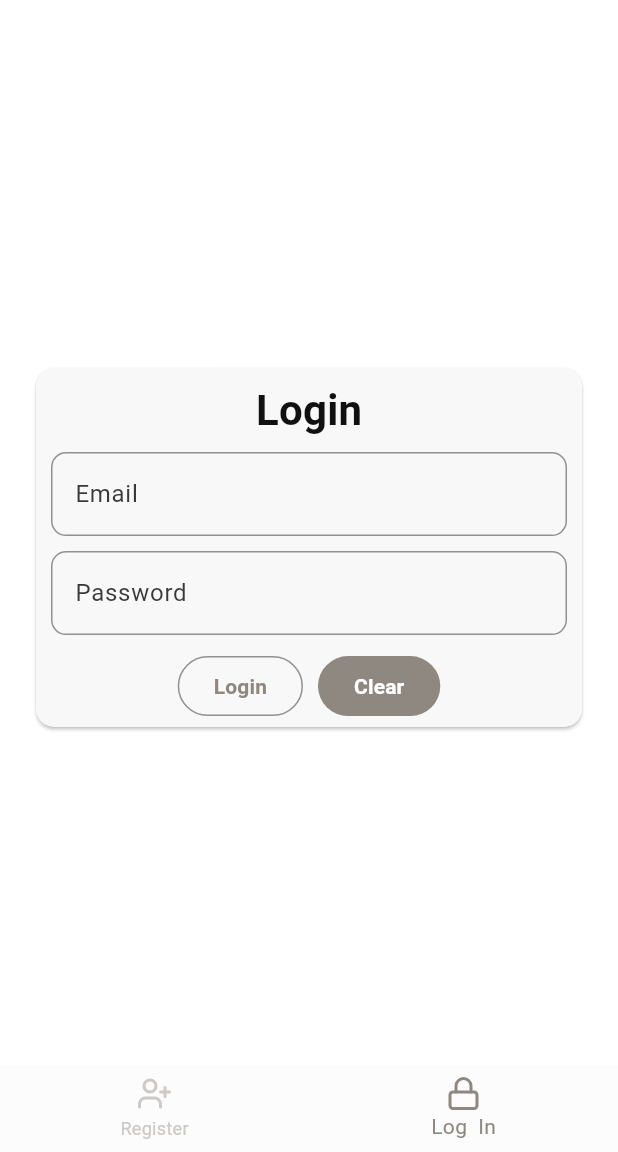
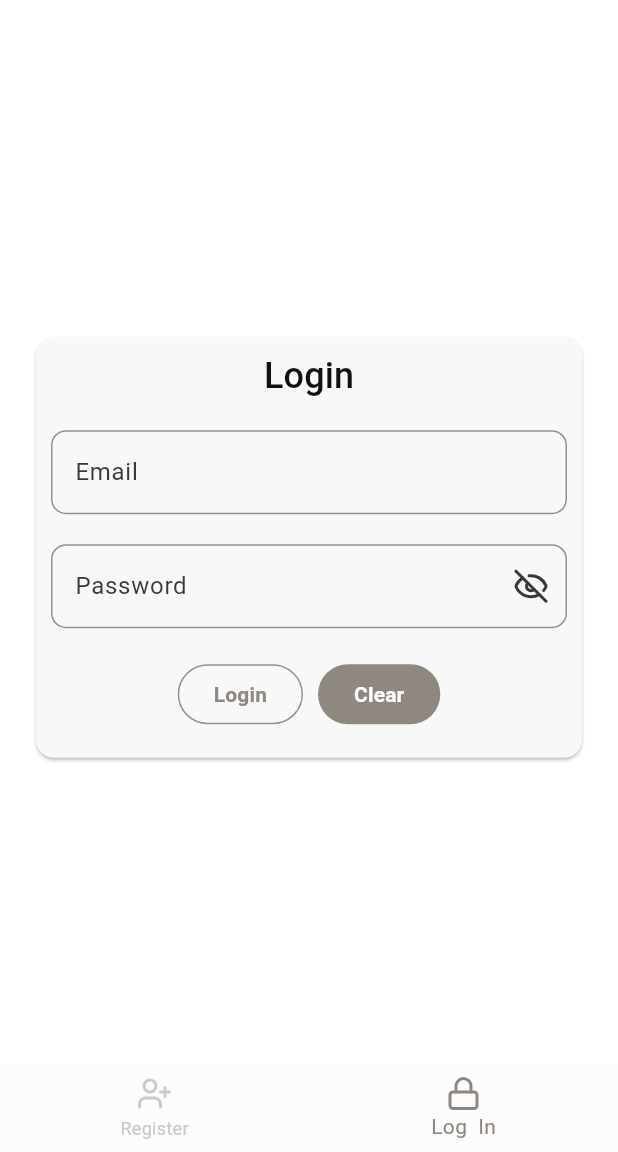
Before and after one commit to microStationCorp/chitpur, a Flutter app: the AuthScreen screen opened by its route, item 2 of the bottom bar chosen, on a phone screen of 412 x 824 dp, the part 84-1236 px from its top. Run offline on Flutter 3.47's test engine with Material 3 defaults, Android fonts, the phone set to English and light mode, and no system bars; our stand-ins replace cloud_firestore, connectivity_plus, firebase_auth, firebase_core, get, google_fonts and 1 more; accounts and stored records are empty.

Commit message:
feat: add dark mode support and enhance text theme
- Implemented a `ThemeController` to manage the app's theme (light/dark).
- Introduced `GoogleFonts.inconsolataTextTheme` to the base text theme and set text color.
- Added theme switching via horizontal swipe on the app bar title.
- Integrated `ThemeController` into `MyApp` to apply selected themes.
- Added text controllers in login screen for getting data from input fields
- Added functionality in login button to pass data in auth controller.

```diff
--- /dev/null
+++ b/lib/data/controller/ui/theme.controller.dart
@@ -0,0 +1,13 @@
+import 'package:flutter/material.dart';
+import 'package:get/get.dart';
+
+class ThemeController extends GetxController {
+  final RxBool isDark = false.obs;
+
+  ThemeMode getThemeMode() => isDark.value ? ThemeMode.dark : ThemeMode.light;
+
+  void changeTheme(bool val) {
+    isDark.value = val;
+    update();
+  }
+}
--- a/lib/dependency_injection.dart
+++ b/lib/dependency_injection.dart
@@ -3,6 +3,8 @@ import 'package:chitpur/data/controller/common/network_controller.dart';
 import 'package:chitpur/data/controller/microprocessor/category.controller.dart';
 import 'package:chitpur/data/controller/microprocessor/controller.microprocessor.dart';
 import 'package:get/get.dart';
+
+import 'data/controller/ui/theme.controller.dart';
 
 class DependencyInjection {
   void init() {
@@ -11,5 +13,6 @@ class DependencyInjection {
         fenix: true);
     Get.lazyPut<CategoryController>(() => CategoryController(), fenix: true);
     Get.put<AuthController>(AuthController(), permanent: true);
+    Get.put<ThemeController>(ThemeController(), permanent: true);
   }
 }
--- a/lib/main.dart
+++ b/lib/main.dart
@@ -1,9 +1,11 @@
+import 'package:chitpur/data/controller/ui/theme.controller.dart';
 import 'package:chitpur/dependency_injection.dart';
 import 'package:chitpur/firebase_options.dart';
 import 'package:chitpur/resource/app_string.dart';
 import 'package:chitpur/resource/theme/app_theme.dart';
 import 'package:chitpur/routes/route.dart';
 import 'package:chitpur/routes/route_name.dart';
+import 'package:chitpur/view/screens/ui_test.dart';
 import 'package:firebase_core/firebase_core.dart';
 import 'package:flutter/material.dart';
 import 'package:get/get.dart';
@@ -26,11 +28,13 @@ Future<void> main() async {
 /// Main application widget
 class MyApp extends StatelessWidget {
   /// Constructor
-  const MyApp({super.key});
+  MyApp({super.key});
 
   /// Build method
   @override
   Widget build(BuildContext context) {
+    return GetBuilder<ThemeController>(
+      builder: (controller) {
         return GetMaterialApp(
           debugShowCheckedModeBanner: false,
           // App title
@@ -38,7 +42,7 @@ class MyApp extends StatelessWidget {
           // App theme
           theme: AppTheme.lightTheme,
           darkTheme: AppTheme.darkTheme,
-      themeMode: ThemeMode.light,
+          themeMode: controller.getThemeMode(),
           initialRoute: RouteNames.splashScreen,
           // Home widget
           // home: UItest(),
@@ -47,5 +51,7 @@ class MyApp extends StatelessWidget {
             ...AppRoutes.appRoutes(),
           ],
         );
+      },
+    );
   }
 }
--- a/lib/resource/theme/text_theme.dart
+++ b/lib/resource/theme/text_theme.dart
@@ -11,19 +11,23 @@ class CTextTheme {
             fontSize: 57,
             fontWeight: FontWeight.bold,
             letterSpacing: 0.25,
-        ),
+            color: color),
         displayMedium: TextStyle().copyWith(
             fontSize: 45,
             fontWeight: FontWeight.bold,
             letterSpacing: 0,
-        ),
+            color: color),
         displaySmall: TextStyle().copyWith(
           fontSize: 36,
+          color: color,
           fontWeight: FontWeight.w600,
           letterSpacing: 0,
         ),
         headlineLarge: TextStyle().copyWith(
-            fontSize: 32, fontWeight: FontWeight.bold, letterSpacing: 0.15),
+            fontSize: 32,
+            color: color,
+            fontWeight: FontWeight.bold,
+            letterSpacing: 0.15),
         headlineMedium: TextStyle().copyWith(
           fontSize: 28,
           fontWeight: FontWeight.w600,
@@ -31,25 +35,55 @@ class CTextTheme {
           color: color,
         ),
         headlineSmall: TextStyle().copyWith(
-            fontSize: 24, fontWeight: FontWeight.w500, letterSpacing: 0.1),
+            fontSize: 24,
+            color: color,
+            fontWeight: FontWeight.w500,
+            letterSpacing: 0.1),
         titleLarge: TextStyle().copyWith(
-            fontSize: 22, fontWeight: FontWeight.bold, letterSpacing: 0.0),
+            color: color,
+            fontSize: 22,
+            fontWeight: FontWeight.bold,
+            letterSpacing: 0.0),
         titleMedium: TextStyle().copyWith(
-            fontSize: 16, fontWeight: FontWeight.w500, letterSpacing: 0.0),
+            color: color,
+            fontSize: 16,
+            fontWeight: FontWeight.w500,
+            letterSpacing: 0.0),
         titleSmall: TextStyle().copyWith(
-            fontSize: 14, fontWeight: FontWeight.w500, letterSpacing: 0.1),
+            color: color,
+            fontSize: 14,
+            fontWeight: FontWeight.w500,
+            letterSpacing: 0.1),
         bodyLarge: TextStyle().copyWith(
-            fontSize: 16, fontWeight: FontWeight.normal, letterSpacing: 0.5),
+            color: color,
+            fontSize: 16,
+            fontWeight: FontWeight.normal,
+            letterSpacing: 0.5),
         bodyMedium: TextStyle().copyWith(
-            fontSize: 14, fontWeight: FontWeight.normal, letterSpacing: 0.25),
+            color: color,
+            fontSize: 14,
+            fontWeight: FontWeight.normal,
+            letterSpacing: 0.25),
         bodySmall: TextStyle().copyWith(
-            fontSize: 12, fontWeight: FontWeight.normal, letterSpacing: 0.4),
+            color: color,
+            fontSize: 12,
+            fontWeight: FontWeight.normal,
+            letterSpacing: 0.4),
         labelLarge: TextStyle().copyWith(
-            fontSize: 14, fontWeight: FontWeight.w600, letterSpacing: 0.1),
+            color: color,
+            fontSize: 14,
+            fontWeight: FontWeight.w600,
+            letterSpacing: 0.1),
         labelMedium: TextStyle().copyWith(
-            fontSize: 12, fontWeight: FontWeight.w500, letterSpacing: 0.5),
+            color: color,
+            fontSize: 12,
+            fontWeight: FontWeight.w500,
+            letterSpacing: 0.5),
         labelSmall: TextStyle().copyWith(
-            fontSize: 11, fontWeight: FontWeight.w400, letterSpacing: 0.4),
+            color: color,
+            fontSize: 11,
+            fontWeight: FontWeight.w400,
+            letterSpacing: 0.4),
       );
 
   static TextTheme lightTextTheme = _baseTextTheme(AppColors.light.onSurface);
--- a/lib/view/screens/auth_screen.dart
+++ b/lib/view/screens/auth_screen.dart
@@ -1,7 +1,9 @@
+import 'package:chitpur/data/controller/auth/auth.controller.dart';
 import 'package:chitpur/resource/app_icons.dart';
 import 'package:chitpur/view/widgets/appbar.dart';
 import 'package:chitpur/view/widgets/common/custom_text_field.dart';
 import 'package:flutter/material.dart';
+import 'package:get/get.dart';
 
 class AuthScreen extends StatefulWidget {
   const AuthScreen({super.key});
@@ -12,6 +14,7 @@ class AuthScreen extends StatefulWidget {
 
 class _AuthScreenState extends State<AuthScreen> {
   int _selectedIndex = 0;
+  final AuthController authController = Get.find();
 
   @override
   Widget build(BuildContext context) {
@@ -20,7 +23,11 @@ class _AuthScreenState extends State<AuthScreen> {
       body: Padding(
         padding: const EdgeInsets.fromLTRB(10.0, 20, 10, 0),
         child: Center(
-          child: _selectedIndex == 0 ? _RegisterScreen() : _LoginScreen(),
+          child: _selectedIndex == 0
+              ? _RegisterScreen()
+              : _LoginScreen(
+                  authController: authController,
+                ),
         ),
       ),
       bottomNavigationBar: BottomNavigationBar(
@@ -59,8 +66,19 @@ class _RegisterScreen extends StatelessWidget {
   }
 }
 
-class _LoginScreen extends StatelessWidget {
-  const _LoginScreen({super.key});
+class _LoginScreen extends StatefulWidget {
+  final AuthController authController;
+
+  const _LoginScreen({super.key, required this.authController});
+
+  @override
+  State<_LoginScreen> createState() => _LoginScreenState();
+}
+
+class _LoginScreenState extends State<_LoginScreen> {
+  bool isObscure = true;
+  final TextEditingController _emailController = TextEditingController();
+  final TextEditingController _passwordController = TextEditingController();
 
   @override
   Widget build(BuildContext context) {
@@ -68,24 +86,49 @@ class _LoginScreen extends StatelessWidget {
       padding: EdgeInsets.all(10),
       child: Center(
         child: SizedBox(
-          height: MediaQuery.of(context).size.height * 0.3,
+          height: MediaQuery.of(context).size.height * 0.35,
           child: Card(
             child: Padding(
               padding: const EdgeInsets.all(10.0),
               child: Column(
-                spacing: 10,
+                spacing: 20,
                 children: [
                   Text(
                     "Login",
-                    style: Theme.of(context).textTheme.headlineMedium,
+                    style: Theme.of(context).textTheme.headlineSmall,
                   ),
-                  CTextField(hintText: "Email"),
-                  CTextField(hintText: "Password"),
+                  CTextField(
+                    hintText: "Email",
+                    textEditingController: _emailController,
+                  ),
+                  CTextField(
+                    hintText: "Password",
+                    textEditingController: _passwordController,
+                    isObscure: isObscure,
+                    suffixIcon: IconButton(
+                      onPressed: () {
+                        setState(
+                          () {
+                            isObscure = !isObscure;
+                          },
+                        );
+                      },
+                      icon: Icon(
+                          isObscure ? AppIcons.eyeClose : AppIcons.eyeOpen),
+                    ),
+                  ),
                   Row(
                     mainAxisAlignment: MainAxisAlignment.center,
                     spacing: 10,
                     children: [
-                      OutlinedButton(onPressed: () {}, child: Text("Login")),
+                      OutlinedButton(
+                          onPressed: () {
+                            widget.authController.email = _emailController.text;
+                            widget.authController.password =
+                                _passwordController.text;
+                            widget.authController.signIn();
+                          },
+                          child: Text("Login")),
                       FilledButton(onPressed: () {}, child: Text("Clear"))
                     ],
                   )
--- a/lib/view/widgets/appbar.dart
+++ b/lib/view/widgets/appbar.dart
@@ -1,6 +1,8 @@
 import 'package:chitpur/data/controller/auth/auth.controller.dart';
+import 'package:chitpur/data/controller/ui/theme.controller.dart';
 import 'package:chitpur/resource/app_icons.dart';
 import 'package:chitpur/resource/app_typography.dart';
+import 'package:flutter/foundation.dart';
 import 'package:flutter/material.dart';
 import 'package:get/get.dart';
 
@@ -10,6 +12,7 @@ class AppBarC extends StatelessWidget implements PreferredSizeWidget {
   final double height;
   final String title;
   final AuthController _authController = Get.find();
+  final ThemeController _themeController = Get.find();
 
   AppBarC({super.key, this.height = kToolbarHeight, required this.title});
 
@@ -23,8 +26,13 @@ class AppBarC extends StatelessWidget implements PreferredSizeWidget {
 
     // TODO: implement build
     return AppBar(
-      title: Text(
-        title,
+      title: GestureDetector(
+        onHorizontalDragEnd: (details) {
+          _themeController.changeTheme(!_themeController.isDark.value);
+        },
+        child: Text(
+          title,
+        ),
       ),
       elevation: 0,
       actions: <Widget>[
```
Lines whose indentation alone changed are shown as unchanged.
